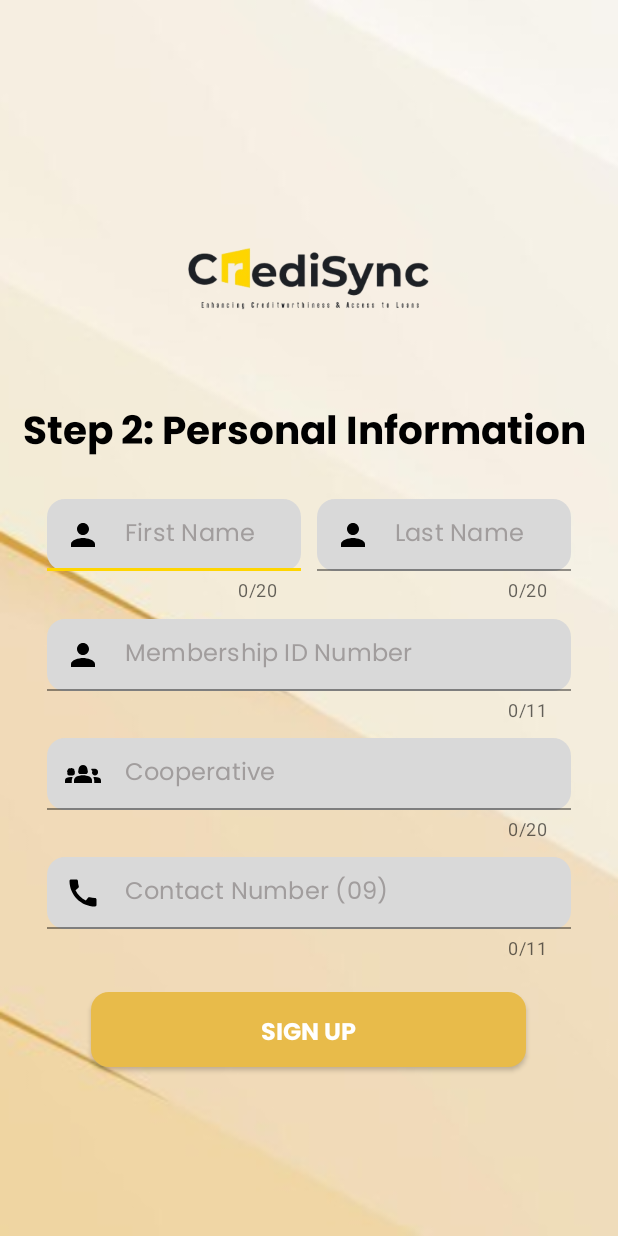
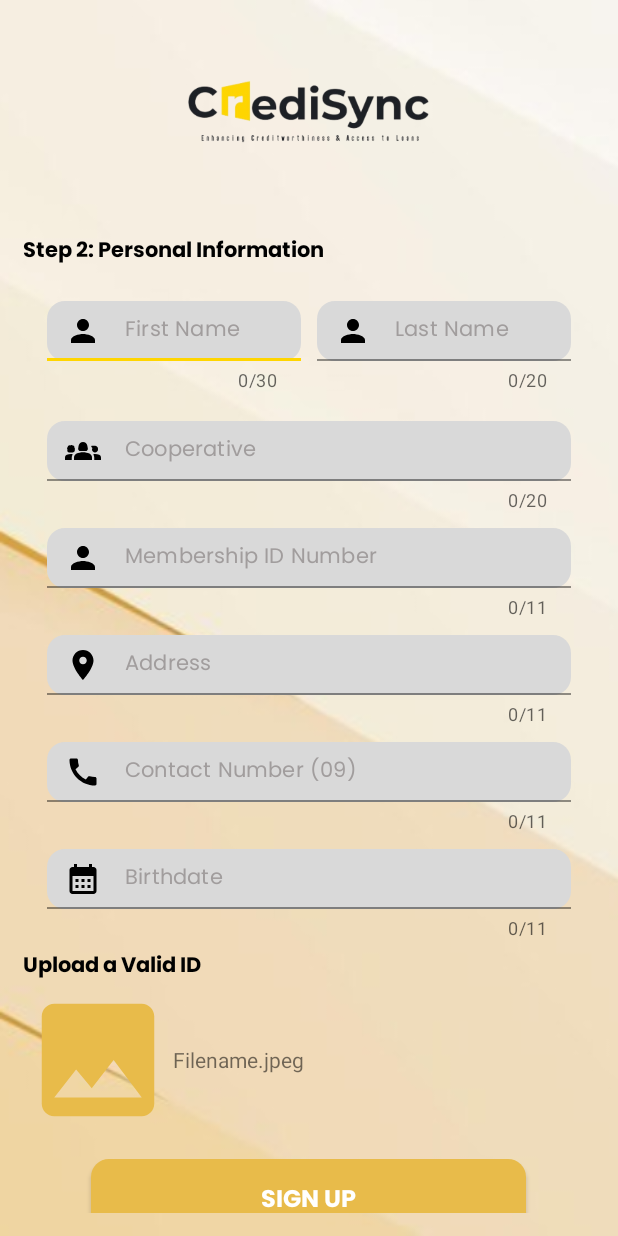
Before and after one commit to Arvin-tech/CrediSync, an Android app: the ApplicantSignupStep2 screen opened directly, with no data from a screen before it, on a phone screen of 412 x 824 dp. Run offline under Robolectric (Android 15) with nearby library versions, the phone set to English and light mode, and no system bars; our stand-ins replace Firebase (no records; nobody signed in at launch, a user with empty details on screens opened directly); 3 statements that could not run were skipped.

Commit message:
Added input validations at ApplicantSignupStep2.java, custom classes as alternative for hash map

```diff
--- a/app/src/main/java/com/example/credisync/ApplicantSignupStep2.java
+++ b/app/src/main/java/com/example/credisync/ApplicantSignupStep2.java
@@ -18,6 +18,8 @@ import android.view.Window;
 import android.view.WindowManager;
 import android.widget.DatePicker;
 import android.widget.EditText;
+import android.widget.ImageView;
+import android.widget.TextView;
 import android.widget.Toast;
 
 import com.google.android.gms.tasks.OnFailureListener;
@@ -36,10 +38,10 @@ public class ApplicantSignupStep2 extends AppCompatActivity {
 
     protected final String TAG = this.getClass().getName(); //tag argument is the tag of the message,  msg argument is the message to display on the Logcat
     protected static final Pattern PHONE_PATTERN = Pattern.compile("09[0-9]{9}"); //philippine format? 09 prefix yarn
-    protected EditText firstNameTxt, lastNameTxt, memberIdTxt, coopTxt, phoneTxt, birthTxt;
-    protected TextInputLayout firstNameLayout, lastNameLayout, phoneLayout;
+    protected EditText firstNameTxt, lastNameTxt, coopTxt, memberIdTxt, addressTxt, phoneTxt, birthTxt;
+    protected TextInputLayout firstNameLayout, lastNameLayout, cooperativeLayout, memberIDLayout, addressLayout, phoneLayout, birthdateLayout;
     protected AppCompatButton signUp;
-    protected String inputtedFirstName, inputtedLastName, inputtedMemberId, inputtedCoop, inputtedPhone, inputtedBirthdate; //input variables for this activity/page
+    protected String inputtedFirstName, inputtedLastName, inputtedCoop, inputtedMemberId, inputtedAddress, inputtedPhone, inputtedBirthdate; //input variables for this activity/page
     protected FirebaseFirestore db; //cloud fire store
     protected Map<String, Object> user; //used to save user details
     protected Calendar calendar = Calendar.getInstance();
@@ -48,6 +50,8 @@ public class ApplicantSignupStep2 extends AppCompatActivity {
     protected int redColor = Color.parseColor("#FF0000");
     protected DatePickerDialog.OnDateSetListener setListener;
     protected String getEmail, getUserPassword; //variables used to get data from applicant signup activity (step 1)
+    protected ImageView validID_Image;
+    protected TextView fileNameTxt;
 
     @Override
     protected void onCreate(Bundle savedInstanceState) {
@@ -66,7 +70,7 @@ public class ApplicantSignupStep2 extends AppCompatActivity {
         final int month = calendar.get(Calendar.MONTH);
         final int day = calendar.get(Calendar.DAY_OF_MONTH);
 
-        /**
+
         birthTxt.setOnClickListener(new View.OnClickListener() {
             @Override
             public void onClick(View v) {
@@ -91,17 +95,24 @@ public class ApplicantSignupStep2 extends AppCompatActivity {
                 birthTxt.setText(date);
             }
         };
-        **/
+
 
         signUp.setOnClickListener(new View.OnClickListener() {
             @Override
             public void onClick(View v) {
                 inputtedFirstName = firstNameTxt.getText().toString();
                 inputtedLastName = lastNameTxt.getText().toString();
+                inputtedCoop = coopTxt.getText().toString();
                 inputtedMemberId = memberIdTxt.getText().toString();
-                inputtedCoop = coopTxt.getText().toString();
+                inputtedAddress = addressTxt.getText().toString();
                 inputtedPhone = phoneTxt.getText().toString();
-                //inputtedBirthdate = birthTxt.getText().toString();
+                inputtedBirthdate = birthTxt.getText().toString();
+
+                if(validateFirstName(inputtedFirstName) && validateLastName(inputtedLastName)
+                                                        && validateCooperativeName(inputtedCoop)
+                                                        && validateMemberId(inputtedMemberId)
+                                                        && validateAddress(inputtedAddress)
+                                                        && validatePhone(inputtedPhone)){
 
                     //send email, password, firstname, lastname, member id, coop, phone and birthdate to signup verification
                     Intent intent = new Intent(getApplicationContext(), SignupVerification.class);
@@ -109,13 +120,18 @@ public class ApplicantSignupStep2 extends AppCompatActivity {
                     intent.putExtra("passwordData", getUserPassword);
                     intent.putExtra("firstnameData", inputtedFirstName);
                     intent.putExtra("lastnameData", inputtedLastName);
+                    intent.putExtra("coopData", inputtedCoop);
                     intent.putExtra("memberIdData", inputtedMemberId);
-                intent.putExtra("coopData", inputtedCoop);
+                    intent.putExtra("addressData", inputtedAddress);
                     intent.putExtra("contactData", inputtedPhone);
-                //intent.putExtra("birthdateData", inputtedBirthdate);
+                    intent.putExtra("birthdateData", inputtedBirthdate);
 
                     // Start the SignupVerification activity
                     startActivity(intent);
+                }else{
+
+                }
+
             }
         });
     }
@@ -123,6 +139,9 @@ public class ApplicantSignupStep2 extends AppCompatActivity {
     private void textWatchers() {
         firstNameTxt.addTextChangedListener(new FirstNameTextWatcher());
         lastNameTxt.addTextChangedListener(new LastNameTextWatcher());
+        coopTxt.addTextChangedListener(new CooperativeTextWatcher());
+        memberIdTxt.addTextChangedListener(new MembershipIdTextWatcher());
+        addressTxt.addTextChangedListener(new AddressTextWatcher());
         phoneTxt.addTextChangedListener(new PhoneTextWatcher());
     }
 
@@ -135,13 +154,17 @@ public class ApplicantSignupStep2 extends AppCompatActivity {
     }
 
     protected  void findViewById(){
+        //id of all ui elements in this activity
         firstNameTxt = (EditText) findViewById(R.id.firstNameEditTxt);
         lastNameTxt = (EditText) findViewById(R.id.lastNameEditTxt);
+        coopTxt = (EditText) findViewById(R.id.memberCoopEditTxt);
         memberIdTxt = (EditText) findViewById(R.id.memberIdEditTxt);
-        coopTxt = (EditText) findViewById(R.id.memberCoopEditTxt);
+        addressTxt = (EditText) findViewById(R.id.addressLayout);
         phoneTxt = (EditText) findViewById(R.id.phoneEditTxt);
-        signUp = (AppCompatButton) findViewById(R.id.buttonSignup);
-        //birthTxt = (EditText) findViewById(R.id.birthdateTxt);
+        birthTxt = (EditText) findViewById(R.id.birthdateTxt);
+        validID_Image = (ImageView) findViewById(R.id.validIdImage); //click image view
+        fileNameTxt = (TextView) findViewById(R.id.fileNameTextview);
+        signUp = (AppCompatButton) findViewById(R.id.buttonSignup); //click button
     }
 
     protected void inputListeners(){
@@ -153,17 +176,7 @@ public class ApplicantSignupStep2 extends AppCompatActivity {
     protected void getSignupPageData(){
         getEmail = getIntent().getStringExtra("email"); //receive email from applicant signup activity
         getUserPassword = getIntent().getStringExtra("password");
-
-        /*
-        Bundle extras = getIntent().getExtras();
-        if(extras != null){
-            getEmail = extras.getString("email"); //key
-            getUserPassword = extras.getString("password"); //key
-            getUserConfirmPassword = extras.getString("confirm"); //key
     }
-         */
-    }
-
 
     protected void redirectLoginActivity(){
         Intent intent = new Intent(getApplicationContext(), MainActivity.class);
@@ -182,14 +195,21 @@ public class ApplicantSignupStep2 extends AppCompatActivity {
     protected Boolean validateFirstName(String name){
         firstNameLayout = findViewById(R.id.firstNameLayout);
         firstNameTxt = firstNameLayout.getEditText();
-        if(name.isEmpty()){
-            firstNameTxt.requestFocus(); //cursor here
+
+        // Check if the name is empty
+        if (name.isEmpty()) {
             firstNameLayout.setError("First Name Required!");
             return false;
-        }
-        else{
+        } else {
+            // Check if the first name contains special characters or numeric values
+            Pattern pattern = Pattern.compile("^[a-zA-Z]*$"); // Only allow alphabets
+            if (!pattern.matcher(name).matches()) {
+                firstNameLayout.setError("Invalid characters in First Name!");
+                return false;
+            } else {
                 firstNameLayout.setError(null);
                 return true;
+            }
         }
     }
 
@@ -197,21 +217,74 @@ public class ApplicantSignupStep2 extends AppCompatActivity {
         lastNameLayout = findViewById(R.id.lastNameLayout);
         lastNameTxt = lastNameLayout.getEditText();
         if (name.isEmpty()){
-            lastNameTxt.requestFocus(); //cursor here
             lastNameLayout.setError("Last Name Required!"); //red
             return false;
         }
         else{
+            // Check if the last name contains special characters or numeric values
+            Pattern pattern = Pattern.compile("^[a-zA-Z]*$"); // Only allow alphabets
+            if (!pattern.matcher(name).matches()) {
+                firstNameLayout.setError("Invalid characters in Last Name!");
+                return false;
+            } else {
                 lastNameLayout.setError(null); //no more red
                 return true;
             }
         }
+    }
 
+    //cooperative name
+    protected Boolean validateCooperativeName(String coopName){
+        cooperativeLayout = findViewById(R.id.memberCoopLayout);
+        coopTxt = cooperativeLayout.getEditText();
+        if(coopName.isEmpty()){
+            cooperativeLayout.setError("Cooperative Required!");
+            return false;
+        }else{
+            // Check if the first name contains special characters or numeric values
+            Pattern pattern = Pattern.compile("^[a-zA-Z]*$"); // Only allow alphabets
+            if (!pattern.matcher(coopName).matches()) {
+                cooperativeLayout.setError("Invalid Cooperative Name!");
+                return false;
+            } else {
+                cooperativeLayout.setError(null);
+                return true;
+            }
+        }
+    }
+
+    //cooperative member id
+    protected Boolean validateMemberId(String memberID){
+        memberIDLayout = findViewById(R.id.memberCoopLayout);
+        memberIdTxt = memberIDLayout.getEditText();
+        if(memberID.isEmpty()){
+            memberIDLayout.setError("Member ID required!");
+            return false;
+        }else{
+            memberIDLayout.setError(null);
+            return true;
+        }
+    }
+
+    //home address
+    protected Boolean validateAddress(String address){
+        //can contain dash or numbers
+        addressLayout = findViewById(R.id.addressLayout);
+        addressTxt = addressLayout.getEditText();
+        if(address.isEmpty()){
+            addressLayout.setError("Address is required!");
+            return false;
+        } else{
+            addressLayout.setError(null);
+            return true;
+        }
+    }
+
+    //contact number
     protected Boolean validatePhone(String phone){
         phoneLayout = findViewById(R.id.phoneNumberLayout);
         phoneTxt = phoneLayout.getEditText();
         if(phone.isEmpty()){
-            phoneTxt.requestFocus(); //cursor here
             phoneLayout.setError("Phone number required!"); //red
             return false;
         }
@@ -247,6 +320,7 @@ public class ApplicantSignupStep2 extends AppCompatActivity {
                 if (!inputtedFirstName.isEmpty()){
                     firstNameLayout.setError(null); //triggers when name edit text input not empty
                 }
+
             }
 
             @Override
@@ -291,8 +365,8 @@ public class ApplicantSignupStep2 extends AppCompatActivity {
     }
 
     //inner classes: text watchers used especially to limit input
-    private class FirstNameTextWatcher implements TextWatcher {
-        private static final int MAX_NAME_LENGTH = 20;
+    private static class FirstNameTextWatcher implements TextWatcher {
+        private static final int MAX_FIRSTNAME_LENGTH = 30;
 
         @Override
         public void beforeTextChanged(CharSequence charSequence, int i, int i1, int i2) {
@@ -305,15 +379,15 @@ public class ApplicantSignupStep2 extends AppCompatActivity {
 
         @Override
         public void afterTextChanged(Editable editable) {
-            String name = editable.toString().trim();
-            if (name.length() > MAX_NAME_LENGTH) {
-                editable.replace(0, editable.length(), name.substring(0, MAX_NAME_LENGTH));
+            String firstname = editable.toString().trim();
+            if (firstname.length() > MAX_FIRSTNAME_LENGTH) {
+                editable.replace(0, editable.length(), firstname.substring(0, MAX_FIRSTNAME_LENGTH));
             }
         }
     }
 
-    private class LastNameTextWatcher implements TextWatcher {
-        private static final int MAX_NAME_LENGTH = 20;
+    private static class LastNameTextWatcher implements TextWatcher {
+        private static final int MAX_LASTNAME_LENGTH = 30;
 
         @Override
         public void beforeTextChanged(CharSequence charSequence, int i, int i1, int i2) {
@@ -326,14 +400,79 @@ public class ApplicantSignupStep2 extends AppCompatActivity {
 
         @Override
         public void afterTextChanged(Editable editable) {
-            String name = editable.toString().trim();
-            if (name.length() > MAX_NAME_LENGTH) {
-                editable.replace(0, editable.length(), name.substring(0, MAX_NAME_LENGTH));
+            String lastname = editable.toString().trim();
+            if (lastname.length() > MAX_LASTNAME_LENGTH) {
+                editable.replace(0, editable.length(), lastname.substring(0, MAX_LASTNAME_LENGTH));
             }
         }
     }
 
-    private class PhoneTextWatcher implements TextWatcher {
+    private static class CooperativeTextWatcher implements TextWatcher{
+        private static final int MAX_COOPERATIVE_NAME_LENGTH = 30;
+
+        @Override
+        public void beforeTextChanged(CharSequence charSequence, int i, int i1, int i2) {
+
+        }
+
+        @Override
+        public void onTextChanged(CharSequence charSequence, int i, int i1, int i2) {
+
+        }
+
+        @Override
+        public void afterTextChanged(Editable editable) {
+            String coop = editable.toString().trim();
+            if (coop.length() > MAX_COOPERATIVE_NAME_LENGTH) {
+                editable.replace(0, editable.length(), coop.substring(0, MAX_COOPERATIVE_NAME_LENGTH));
+            }
+        }
+    }
+
+    private static class MembershipIdTextWatcher implements TextWatcher{
+        private static final int MAX_MEMBERSHIP_NO_LENGTH = 8;
+        @Override
+        public void beforeTextChanged(CharSequence charSequence, int i, int i1, int i2) {
+
+        }
+
+        @Override
+        public void onTextChanged(CharSequence charSequence, int i, int i1, int i2) {
+
+        }
+
+        @Override
+        public void afterTextChanged(Editable editable) {
+            String memberID = editable.toString().trim();
+            if (memberID.length() > MAX_MEMBERSHIP_NO_LENGTH) {
+                editable.replace(0, editable.length(), memberID.substring(0, MAX_MEMBERSHIP_NO_LENGTH));
+            }
+        }
+    }
+
+    private static class AddressTextWatcher implements TextWatcher{
+        private static final int MAX_ADDRESS_LENGTH = 50;
+
+        @Override
+        public void beforeTextChanged(CharSequence charSequence, int i, int i1, int i2) {
+
+        }
+
+        @Override
+        public void onTextChanged(CharSequence charSequence, int i, int i1, int i2) {
+
+        }
+
+        @Override
+        public void afterTextChanged(Editable editable) {
+            String address = editable.toString().trim();
+            if (address.length() > MAX_ADDRESS_LENGTH) {
+                editable.replace(0, editable.length(), address.substring(0, MAX_ADDRESS_LENGTH));
+            }
+        }
+    }
+
+    private static class PhoneTextWatcher implements TextWatcher {
         private static final int MAX_PHONE_LENGTH = 11;
 
         @Override
--- /dev/null
+++ b/app/src/main/res/drawable/baseline_image_24.xml
@@ -0,0 +1,5 @@
+<vector android:height="24dp" android:tint="#E8BB4A"
+    android:viewportHeight="24" android:viewportWidth="24"
+    android:width="24dp" xmlns:android="http://schemas.android.com/apk/res/android">
+    <path android:fillColor="@android:color/white" android:pathData="M21,19V5c0,-1.1 -0.9,-2 -2,-2H5c-1.1,0 -2,0.9 -2,2v14c0,1.1 0.9,2 2,2h14c1.1,0 2,-0.9 2,-2zM8.5,13.5l2.5,3.01L14.5,12l4.5,6H5l3.5,-4.5z"/>
+</vector>
--- /dev/null
+++ b/app/src/main/res/drawable/baseline_search_24.xml
@@ -0,0 +1,5 @@
+<vector android:height="24dp" android:tint="#000000"
+    android:viewportHeight="24" android:viewportWidth="24"
+    android:width="24dp" xmlns:android="http://schemas.android.com/apk/res/android">
+    <path android:fillColor="@android:color/white" android:pathData="M15.5,14h-0.79l-0.28,-0.27C15.41,12.59 16,11.11 16,9.5 16,5.91 13.09,3 9.5,3S3,5.91 3,9.5 5.91,16 9.5,16c1.61,0 3.09,-0.59 4.23,-1.57l0.27,0.28v0.79l5,4.99L20.49,19l-4.99,-5zM9.5,14C7.01,14 5,11.99 5,9.5S7.01,5 9.5,5 14,7.01 14,9.5 11.99,14 9.5,14z"/>
+</vector>
--- a/app/src/main/res/layout/activity_applicant_signup_step2.xml
+++ b/app/src/main/res/layout/activity_applicant_signup_step2.xml
@@ -23,7 +23,7 @@
         android:fontFamily="@font/poppins_bold"
         android:layout_gravity="start"
         android:textColor="@color/black"
-        android:textSize="26sp"
+        android:textSize="14dp"
         android:textStyle="bold" />
 
     <LinearLayout
@@ -38,7 +38,7 @@
             android:layout_width="180dp"
             android:layout_height="80dp"
             app:counterEnabled="true"
-            app:counterMaxLength="20"
+            app:counterMaxLength="30"
             app:endIconMode="clear_text"
             app:errorEnabled="true"
             app:hintEnabled="false"
@@ -49,12 +49,13 @@
             <com.google.android.material.textfield.TextInputEditText
                 android:id="@+id/firstNameEditTxt"
                 android:layout_width="match_parent"
-                android:layout_height="wrap_content"
+                android:layout_height="40dp"
                 android:background="@drawable/edit_round"
                 android:fontFamily="@font/poppins_regular"
                 android:hint="@string/first_name"
                 android:padding="5dp"
                 android:textColor="@color/black"
+                android:textSize="14dp"
                 android:textColorHint="@color/light_gray" />
 
         </com.google.android.material.textfield.TextInputLayout>
@@ -76,19 +77,45 @@
             <com.google.android.material.textfield.TextInputEditText
                 android:id="@+id/lastNameEditTxt"
                 android:layout_width="match_parent"
-                android:layout_height="wrap_content"
+                android:layout_height="40dp"
                 android:background="@drawable/edit_round"
                 android:fontFamily="@font/poppins_regular"
                 android:hint="@string/last_name"
                 android:padding="5dp"
                 android:textColor="@color/black"
+                android:textSize="14dp"
                 android:textColorHint="@color/light_gray" />
 
         </com.google.android.material.textfield.TextInputLayout>
 
     </LinearLayout>
 
+    <!--Cooperative-->
+    <com.google.android.material.textfield.TextInputLayout
+        android:id="@+id/memberCoopLayout"
+        android:layout_width="360dp"
+        android:layout_height="wrap_content"
+        app:counterEnabled="true"
+        app:counterMaxLength="20"
+        app:errorEnabled="true"
+        app:hintEnabled="false"
+        android:padding="5dp"
+        app:startIconDrawable="@drawable/baseline_groups_2_24"
+        app:startIconTint="@color/black">
 
+        <com.google.android.material.textfield.TextInputEditText
+            android:id="@+id/memberCoopEditTxt"
+            android:layout_width="match_parent"
+            android:layout_height="40dp"
+            android:background="@drawable/edit_round"
+            android:fontFamily="@font/poppins_regular"
+            android:hint="Cooperative"
+            android:padding="5dp"
+            android:textColor="@color/black"
+            android:textSize="14dp"
+            android:textColorHint="@color/light_gray" />
+
+    </com.google.android.material.textfield.TextInputLayout>
 
 
     <!--Member ID Input-->
@@ -108,41 +135,43 @@
         <com.google.android.material.textfield.TextInputEditText
             android:id="@+id/memberIdEditTxt"
             android:layout_width="match_parent"
-            android:layout_height="wrap_content"
+            android:layout_height="40dp"
             android:background="@drawable/edit_round"
             android:fontFamily="@font/poppins_regular"
             android:hint="Membership ID Number"
             android:padding="5dp"
             android:textColor="@color/black"
+            android:textSize="14dp"
             android:textColorHint="@color/light_gray"
             android:inputType="phone" />
 
     </com.google.android.material.textfield.TextInputLayout>
 
-    <!--Cooperative-->
+    <!--Address Input-->
     <com.google.android.material.textfield.TextInputLayout
-        android:id="@+id/memberCoop"
+        android:id="@+id/addressLayout"
         android:layout_width="360dp"
         android:layout_height="wrap_content"
         app:counterEnabled="true"
-        app:counterMaxLength="20"
+        app:counterMaxLength="11"
         app:errorEnabled="true"
         app:hintEnabled="false"
         android:padding="5dp"
-        app:startIconDrawable="@drawable/baseline_groups_2_24"
+        app:startIconDrawable="@drawable/baseline_location_on_24"
         app:startIconTint="@color/black"
         app:endIconMode="clear_text">
 
         <com.google.android.material.textfield.TextInputEditText
-            android:id="@+id/memberCoopEditTxt"
+            android:id="@+id/addressEditTxt"
             android:layout_width="match_parent"
-            android:layout_height="wrap_content"
+            android:layout_height="40dp"
             android:background="@drawable/edit_round"
             android:fontFamily="@font/poppins_regular"
-            android:hint="Cooperative"
+            android:hint="Address"
             android:padding="5dp"
             android:textColor="@color/black"
-            android:textColorHint="@color/light_gray" />
+            android:textSize="14dp"
+            android:textColorHint="@color/light_gray"/>
 
     </com.google.android.material.textfield.TextInputLayout>
 
@@ -164,16 +193,76 @@
         <com.google.android.material.textfield.TextInputEditText
             android:id="@+id/phoneEditTxt"
             android:layout_width="match_parent"
-            android:layout_height="wrap_content"
+            android:layout_height="40dp"
             android:background="@drawable/edit_round"
             android:fontFamily="@font/poppins_regular"
             android:hint="@string/phone"
             android:padding="5dp"
             android:textColor="@color/black"
+            android:textSize="14dp"
             android:textColorHint="@color/light_gray"
             android:inputType="phone" />
 
     </com.google.android.material.textfield.TextInputLayout>
+
+    <com.google.android.material.textfield.TextInputLayout
+        android:id="@+id/birthdateLayout"
+        android:layout_width="360dp"
+        android:layout_height="wrap_content"
+        app:counterEnabled="true"
+        app:counterMaxLength="11"
+        app:errorEnabled="true"
+        app:hintEnabled="false"
+        android:padding="5dp"
+        app:startIconDrawable="@drawable/baseline_calendar_month_24"
+        app:startIconTint="@color/black"
+        app:endIconMode="clear_text">
+
+        <com.google.android.material.textfield.TextInputEditText
+            android:id="@+id/birthdateEditTxt"
+            android:layout_width="match_parent"
+            android:layout_height="40dp"
+            android:background="@drawable/edit_round"
+            android:fontFamily="@font/poppins_regular"
+            android:hint="Birthdate"
+            android:padding="5dp"
+            android:textColor="@color/black"
+            android:textSize="14dp"
+            android:textColorHint="@color/light_gray"/>
+
+    </com.google.android.material.textfield.TextInputLayout>
+
+
+    <TextView
+        android:layout_width="wrap_content"
+        android:layout_height="wrap_content"
+        android:fontFamily="@font/poppins_bold"
+        android:text="Upload a Valid ID"
+        android:textColor="@color/black"
+        android:layout_gravity="start"/>
+
+    <LinearLayout
+        android:layout_width="wrap_content"
+        android:layout_height="wrap_content"
+        android:layout_gravity="start">
+
+        <ImageView
+            android:id="@+id/validIdImage"
+            android:layout_width="100dp"
+            android:layout_height="100dp"
+            android:layout_gravity="start"
+            android:src="@drawable/baseline_image_24" />
+
+        <TextView
+            android:id="@+id/fileNameTextview"
+            android:layout_width="wrap_content"
+            android:layout_height="wrap_content"
+            android:layout_marginTop="40dp"
+            android:text="Filename.jpeg"/>
+
+    </LinearLayout>
+
+
 
     <!--Birthdate
     <com.google.android.material.textfield.TextInputLayout
```
Also changed, not shown: app/src/main/java/com/example/credisync/LoanApplicants.java (added, +35 -0 lines), app/src/main/java/com/example/credisync/SignupVerification.java (+69 -27 lines), app/src/main/java/com/example/credisync/Users.java (added, +35 -0 lines), app/src/main/res/layout/activity_signup_verification.xml (+35 -16 lines). Lines whose indentation alone changed are shown as unchanged.
